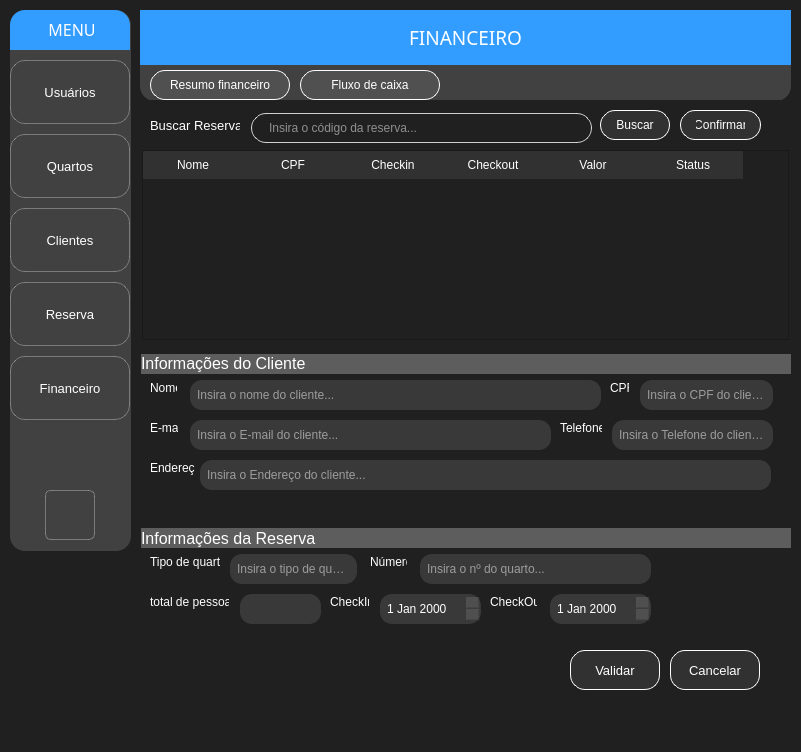
Above: Prototipo HostInn/Telas/Menu.ui from EndrewFerreira/HOSTIIN before the change. Below: the same form after it.
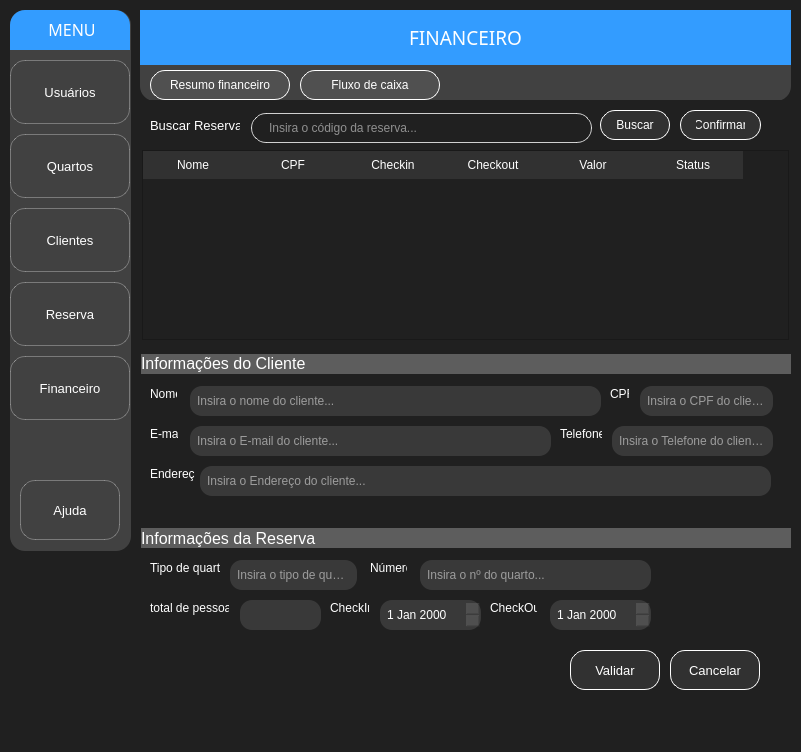
That is the form after the change. The open tabs and pages were chosen to show the change. Icons and pictures are not drawn.

The edit to the form file:
```diff
--- a/Prototipo HostInn/Telas/Menu.ui
+++ b/Prototipo HostInn/Telas/Menu.ui
@@ -345,53 +345,42 @@
        <enum>Qt::ToolButtonTextUnderIcon</enum>
       </property>
      </widget>
-     <widget class="QPushButton" name="bttn_chatbot">
+     <widget class="QToolButton" name="bttn_chatbot">
       <property name="geometry">
        <rect>
-        <x>35</x>
-        <y>480</y>
-        <width>50</width>
-        <height>50</height>
+        <x>10</x>
+        <y>470</y>
+        <width>100</width>
+        <height>60</height>
        </rect>
       </property>
       <property name="font">
        <font>
-        <pointsize>12</pointsize>
-        <weight>75</weight>
-        <bold>true</bold>
+        <pointsize>10</pointsize>
+        <weight>50</weight>
+        <bold>false</bold>
        </font>
       </property>
       <property name="styleSheet">
-       <string notr="true">/* Estilo base do QPushButton */
-QPushButton {
-    background-color: rgba(0, 0, 0, 0);          /* Fundo transparente */
-    border: 1px solid rgba(255, 255, 255, 0.3);  /* Borda branca translúcida */
-    color: rgba(255, 255, 255, 255);             /* Texto branco sólido */
-    padding: 5px 15px;                           /* Espaçamento interno padrão */
-    border-radius: 6px;                          /* Bordas arredondadas (opcional) */
+       <string notr="true">QToolButton {
+    background-color: rgba(0, 0, 0, 0); /* Transparente */
+    border: 1px solid rgba(255, 255, 255, 0.3); /* Borda branca translúcida */
+    color: rgba(255, 255, 255, 255); /* Texto branco */
 }
 
-/* Efeito hover */
-QPushButton:hover {
-    background-color: rgba(255, 255, 255, 30);   /* Fundo branco translúcido */
-    border-color: rgba(255, 255, 255, 255);      /* Borda branca sólida */
+QToolButton:hover {
+    background-color: rgba(255, 255, 255, 0.1); /* Fundo branco muito suave */
+    border-color: rgba(255, 255, 255, 0.8); /* Borda branca mais visível */
 }
 
-/* Efeito pressed */
-QPushButton:pressed {
-    background-color: #339CFF;                   /* Azul (rgb(51, 156, 255)) */
-    border-color: #66BFFF;                       /* Azul claro (rgb(102, 191, 255)) */
-    color: #003366;                              /* Texto azul escuro */
-}
-
-/* Estado desabilitado */
-QPushButton:disabled {
-    border-color: rgba(255, 255, 255, 50);       /* Borda semi-transparente */
-    color: rgba(255, 255, 255, 100);             /* Texto transparente */
+QToolButton:pressed {
+    background-color: rgba(41, 124, 0, 0.5); /* Verde (#297C00) com transparência (mais suave) */
+    border-color: #5AC54F; /* Verde claro para a borda */
+    color: white; /* Mantém o texto branco para melhor contraste */
 }</string>
       </property>
       <property name="text">
-       <string/>
+       <string>Ajuda</string>
       </property>
       <property name="icon">
        <iconset>
@@ -403,6 +392,9 @@
         <height>32</height>
        </size>
       </property>
+      <property name="toolButtonStyle">
+       <enum>Qt::ToolButtonTextUnderIcon</enum>
+      </property>
      </widget>
      <widget class="QLabel" name="label_44">
       <property name="geometry">
@@ -3026,7 +3018,7 @@
         <property name="geometry">
          <rect>
           <x>10</x>
-          <y>360</y>
+          <y>366</y>
           <width>45</width>
           <height>16</height>
          </rect>
@@ -3051,7 +3043,7 @@
         <property name="geometry">
          <rect>
           <x>60</x>
-          <y>360</y>
+          <y>366</y>
           <width>571</width>
           <height>30</height>
          </rect>
@@ -3282,7 +3274,7 @@
         <property name="geometry">
          <rect>
           <x>10</x>
-          <y>280</y>
+          <y>286</y>
           <width>27</width>
           <height>16</height>
          </rect>
@@ -3304,7 +3296,7 @@
         <property name="geometry">
          <rect>
           <x>470</x>
-          <y>280</y>
+          <y>286</y>
           <width>19</width>
           <height>16</height>
          </rect>
@@ -3329,7 +3321,7 @@
         <property name="geometry">
          <rect>
           <x>50</x>
-          <y>280</y>
+          <y>286</y>
           <width>411</width>
           <height>30</height>
          </rect>
@@ -3365,7 +3357,7 @@
         <property name="geometry">
          <rect>
           <x>500</x>
-          <y>280</y>
+          <y>286</y>
           <width>133</width>
           <height>30</height>
          </rect>
@@ -3401,7 +3393,7 @@
         <property name="geometry">
          <rect>
           <x>10</x>
-          <y>320</y>
+          <y>326</y>
           <width>28</width>
           <height>16</height>
          </rect>
@@ -3426,7 +3418,7 @@
         <property name="geometry">
          <rect>
           <x>50</x>
-          <y>320</y>
+          <y>326</y>
           <width>361</width>
           <height>30</height>
          </rect>
@@ -3459,7 +3451,7 @@
         <property name="geometry">
          <rect>
           <x>420</x>
-          <y>320</y>
+          <y>326</y>
           <width>42</width>
           <height>16</height>
          </rect>
@@ -3484,7 +3476,7 @@
         <property name="geometry">
          <rect>
           <x>472</x>
-          <y>320</y>
+          <y>326</y>
           <width>161</width>
           <height>30</height>
          </rect>
@@ -3517,7 +3509,7 @@
         <property name="geometry">
          <rect>
           <x>10</x>
-          <y>454</y>
+          <y>460</y>
           <width>70</width>
           <height>16</height>
          </rect>
@@ -3542,7 +3534,7 @@
         <property name="geometry">
          <rect>
           <x>90</x>
-          <y>454</y>
+          <y>460</y>
           <width>127</width>
           <height>30</height>
          </rect>
@@ -3578,7 +3570,7 @@
         <property name="geometry">
          <rect>
           <x>230</x>
-          <y>454</y>
+          <y>460</y>
           <width>37</width>
           <height>16</height>
          </rect>
@@ -3603,7 +3595,7 @@
         <property name="geometry">
          <rect>
           <x>280</x>
-          <y>454</y>
+          <y>460</y>
           <width>231</width>
           <height>30</height>
          </rect>
@@ -3636,7 +3628,7 @@
         <property name="geometry">
          <rect>
           <x>190</x>
-          <y>494</y>
+          <y>500</y>
           <width>39</width>
           <height>16</height>
          </rect>
@@ -3661,7 +3653,7 @@
         <property name="geometry">
          <rect>
           <x>240</x>
-          <y>494</y>
+          <y>500</y>
           <width>101</width>
           <height>30</height>
          </rect>
@@ -3714,7 +3706,7 @@
         <property name="geometry">
          <rect>
           <x>350</x>
-          <y>494</y>
+          <y>500</y>
           <width>47</width>
           <height>16</height>
          </rect>
@@ -3739,7 +3731,7 @@
         <property name="geometry">
          <rect>
           <x>410</x>
-          <y>494</y>
+          <y>500</y>
           <width>101</width>
           <height>30</height>
          </rect>
@@ -3792,7 +3784,7 @@
         <property name="geometry">
          <rect>
           <x>10</x>
-          <y>494</y>
+          <y>500</y>
           <width>79</width>
           <height>16</height>
          </rect>
@@ -3817,7 +3809,7 @@
         <property name="geometry">
          <rect>
           <x>100</x>
-          <y>494</y>
+          <y>500</y>
           <width>81</width>
           <height>30</height>
          </rect>
```
Left out of the diff: 14 changed lines with no effect on the pictures.
